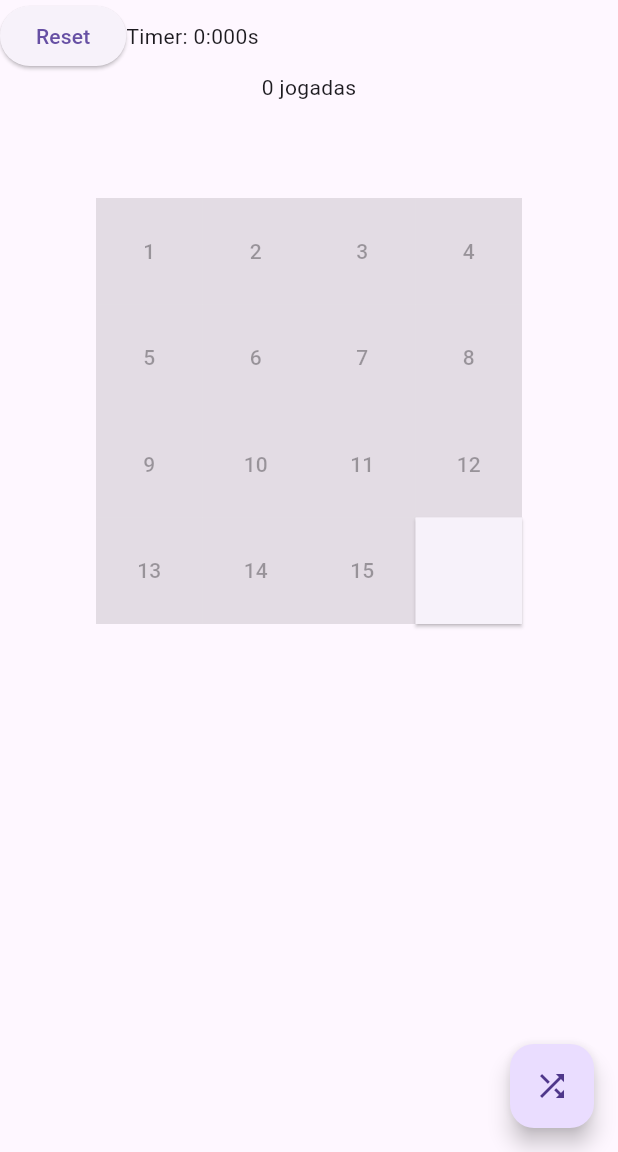
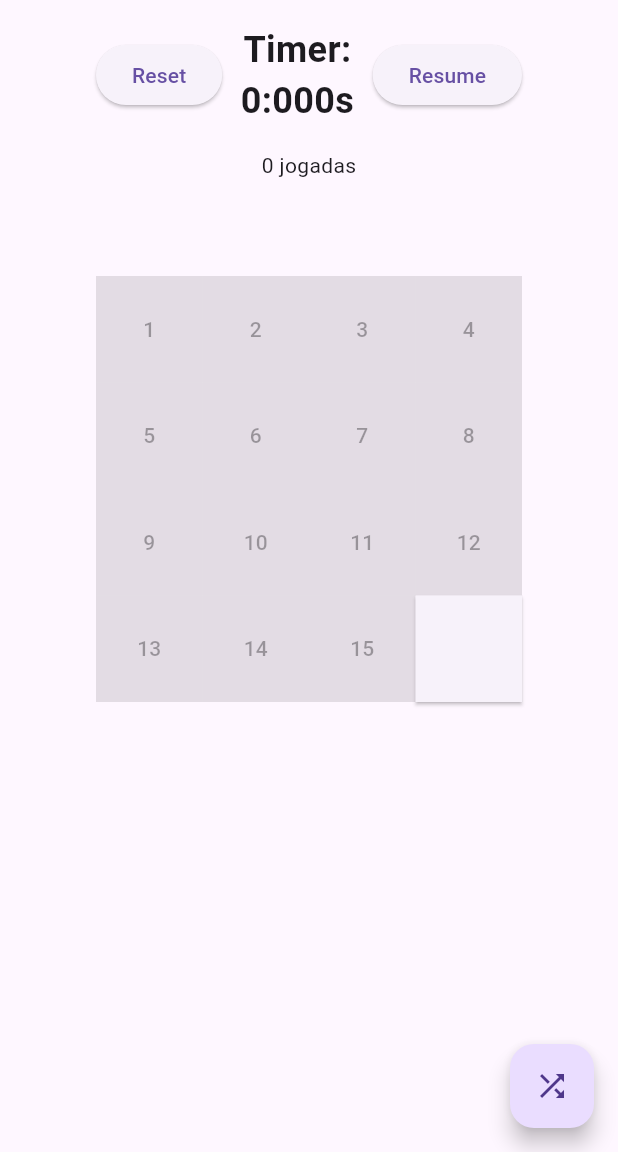
Before and after one commit to Gustavo-UNIJORGE/mobile-puzzle-dart, a Flutter app: the screen it shows after launch, on a phone screen of 412 x 824 dp, the part 84-1236 px from its top. Run offline on Flutter 3.47's test engine with Material 3 defaults, Android fonts, the phone set to English and light mode, and no system bars.

Commit message:
feat: estilizado o timer a adicionado padding aos botões de controle

```diff
--- a/lib/main.dart
+++ b/lib/main.dart
@@ -32,21 +32,30 @@ class _PuzzlePageState extends State<PuzzlePage> {
   int rounds = 0; // Numero de Jogadas
   int level = 4; // Nível do Puzzle
 
-  void _startTimer() {
-    if(_timer != null) return;
-
-    _stopwatch.start();
-    _timer = Timer.periodic(Duration(milliseconds: 16), (_) {
+  Timer _createTimer() {
+    return Timer.periodic(Duration(milliseconds: 16), (_) {
       setState(() {
         _elapsed = (_stopwatch.elapsed.inMilliseconds/1000).toStringAsFixed(3);
       });
     });
   }
 
+  void _startTimer() {
+    if(_timer != null) return;
+
+    _stopwatch.start();
+    _timer = _createTimer();
+  }
+
   void _stopTimer() {
     _timer?.cancel();
     _timer = null;
     _stopwatch.stop();
+  }
+
+  void _resumeTimer() {
+    _timer = _createTimer();
+    _stopwatch.start();
   }
 
   void _resetTimer() {
@@ -79,6 +88,7 @@ class _PuzzlePageState extends State<PuzzlePage> {
   @override
   Widget build(BuildContext context) {
     int length = (level * level);
+    bool isRunning = _stopwatch.isRunning;
 
     return Scaffold(
       appBar: AppBar(
@@ -94,14 +104,33 @@ class _PuzzlePageState extends State<PuzzlePage> {
         child: Column(
           mainAxisAlignment: MainAxisAlignment.center,
           children: [
-            Row(
-              mainAxisAlignment: MainAxisAlignment.center,
-              children: [
-                ElevatedButton(onPressed: _resetTimer, child: Text('Reset')),
-                Expanded(child:
-                  Text('Timer: ${_elapsed.toString()}s')),
-              ],
+            Padding(
+              padding: EdgeInsetsGeometry.symmetric(
+                horizontal: 64,
+                vertical: 16
+              ),
+              child: Row(
+                mainAxisAlignment: MainAxisAlignment.center,
+                children: [
+
+                  ElevatedButton(onPressed: _resetTimer, child: Text('Reset')),
+                  Expanded(child:
+                    Text('Timer: ${_elapsed.toString()}s',
+                      textAlign: TextAlign.center,
+                      style: TextStyle(
+                        fontSize: 24,
+                        fontWeight: FontWeight.bold,
+                      ),
+                    )
+                  ),
+                  ElevatedButton(
+                    onPressed: isRunning ? _stopTimer : _resumeTimer,
+                    child: Text(isRunning ? 'Stop' : 'Resume'),
+                  )
+                ],
+              ),
             ),
+
             Text('$rounds jogadas'),
             Expanded(child:
               GridView.count(
```
